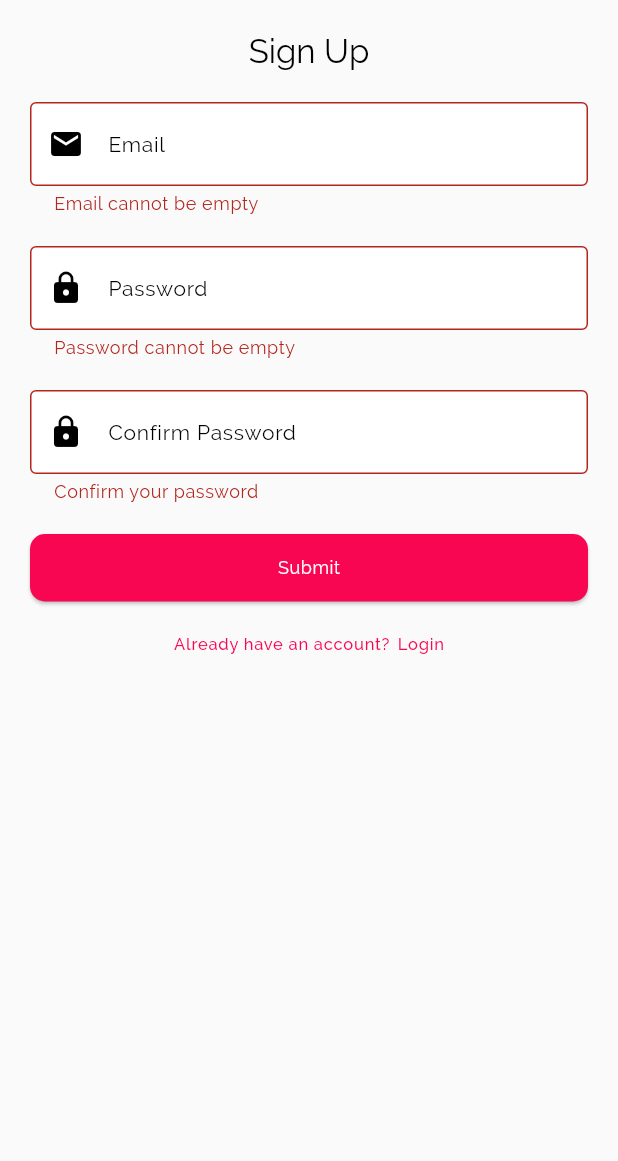
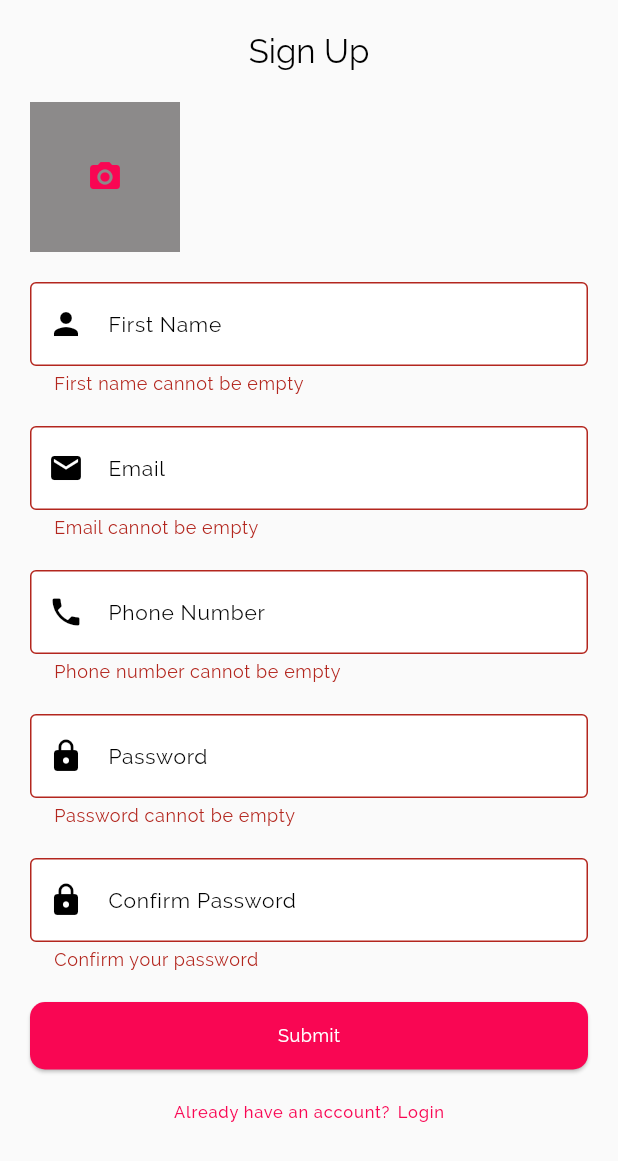
Before and after one commit to chh0871/MVP, a Flutter app: the RegisterPage screen opened by its route, after a tap on "Submit", on a phone screen of 412 x 824 dp. Shown: the top 1161 px of the screen. Run offline on Flutter 3.47's test engine with Material 3 defaults, Android fonts, the phone set to English and light mode, and no system bars; our stand-ins replace cloud_firestore, firebase_auth, firebase_core, firebase_storage, flutter_dotenv, fluttertoast and 3 more; accounts and stored records are empty.

Commit message:
completed create account functionality

```diff
--- a/lib/core/config/firestore_constants.dart
+++ b/lib/core/config/firestore_constants.dart
@@ -4,6 +4,7 @@ class FirestoreConstants {
   static const firstname = "firstname";
   static const email = "email";
   static const photoUrl = "photoUrl";
+  static const phone = "phone";
   static const id = "id";
   static const timestamp = "timestamp";
   static const createdAt = "createdAt";
--- a/lib/core/utils/validator.dart
+++ b/lib/core/utils/validator.dart
@@ -17,3 +17,37 @@ String? validateEmail(String? value) {
   }
   return null;
 }
+
+String? validateFirstName(String? value) {
+  if (value == null || value.isEmpty) {
+    return "First name cannot be empty";
+  }
+  if (value.length < 2) {
+    return "First name must be at least 2 characters";
+  }
+  if (!RegExp(r"^[a-zA-Z\s]+$").hasMatch(value)) {
+    return "First name can only contain letters and spaces";
+  }
+  return null;
+}
+
+String? validatePhoneNumber(String? value) {
+  if (value == null || value.isEmpty) {
+    return "Phone number cannot be empty";
+  }
+  RegExp regExp = RegExp(r"^(?:\+44|0)\d{9,10}$");
+  if (!regExp.hasMatch(value)) {
+    return "Please enter a valid UK phone number";
+  }
+  return null;
+}
+
+String? validateConfirmPassword(String? value, String? password) {
+  if (value == null || value.isEmpty) {
+    return "Confirm your password";
+  }
+  if (value != password) {
+    return "Passwords do not match";
+  }
+  return null;
+}
--- a/lib/features/register/register_model.dart
+++ b/lib/features/register/register_model.dart
@@ -1,6 +1,11 @@
+import 'dart:io';
+
 class RegisterRequest {
+  final String firstname;
   final String email;
+  final String phone;
   final String password;
+  final File? imageFile;
 
-  RegisterRequest({required this.email, required this.password});
+  RegisterRequest({required this.firstname, required this.email, required this.phone, required this.password, required this.imageFile});
 }
--- a/lib/features/register/register_viewmodel.dart
+++ b/lib/features/register/register_viewmodel.dart
@@ -1,3 +1,5 @@
+import 'dart:io';
+
 import 'package:cherry_mvp/features/register/register_model.dart';
 import 'package:cherry_mvp/features/register/register_repository.dart';
 import 'package:flutter/cupertino.dart';
@@ -18,18 +20,18 @@ class RegisterViewModel extends ChangeNotifier {
   final _log = Logger('RegisterViewModel');
 
 
-  Future<void> register(String email, String password) async {
+  Future<void> register(String firstName, String email, String phone, String password, File? image) async {
     _status = Status.loading;
     notifyListeners();
 
 
     try {
-      final result = await registerRepository.register(RegisterRequest(email: email, password: password));
+      final result = await registerRepository.register(RegisterRequest(firstname: firstName, email: email, phone: phone, password: password, imageFile: image));
       if (result.isSuccess) {
         _status = Status.success;
       } else {
         _status = Status.failure(result.error ?? "");
-        _log.warning('Login failed! ${result.error}');
+        _log.warning('Registration failed! ${result.error}');
       }
     } catch (e) {
       _status = Status.failure(e.toString());
--- a/lib/features/register/widgets/register_form.dart
+++ b/lib/features/register/widgets/register_form.dart
@@ -1,5 +1,8 @@
+import 'dart:io';
+
 import 'package:flutter/material.dart';
 import 'package:fluttertoast/fluttertoast.dart';
+import 'package:image_picker/image_picker.dart';
 import 'package:provider/provider.dart';
 import 'package:cherry_mvp/features/register/register_viewmodel.dart';
 import 'package:cherry_mvp/core/config/config.dart';
@@ -16,9 +19,25 @@ class RegisterForm extends StatefulWidget {
 
 class _RegisterFormState extends State<RegisterForm> {
   final _formKey = GlobalKey<FormState>();
+  final TextEditingController _firstNameController = TextEditingController();
   final TextEditingController _emailController = TextEditingController();
+  final TextEditingController _phoneNumberController = TextEditingController();
   final TextEditingController _passwordController = TextEditingController();
   final TextEditingController _confirmPasswordController = TextEditingController();
+  // Image picker controller
+  final ImagePicker _picker = ImagePicker();
+  File? _selectedImage;
+
+  // Function to pick an image
+  Future<void> _pickImage() async {
+    final XFile? pickedFile = await _picker.pickImage(source: ImageSource.gallery);
+    if (pickedFile != null) {
+      setState(() {
+        _selectedImage = File(pickedFile.path);
+      });
+    }
+  }
+
 
   @override
   Widget build(BuildContext context) {
@@ -43,18 +62,48 @@ class _RegisterFormState extends State<RegisterForm> {
             ),
             const SizedBox(height: 20),
 
+            // Image Picker
+            GestureDetector(
+              onTap: _pickImage,
+              child: _selectedImage == null
+                  ? Container(
+                height: 100,
+                width: 100,
+                color: AppColors.greyTextColor,
+                child: Center(child: Icon(Icons.camera_alt, color: AppColors.primary)),
+              )
+                  : Image.file(
+                _selectedImage!,
+                height: 100,
+                width: 100,
+                fit: BoxFit.cover,
+              ),
+            ),
+            const SizedBox(height: 20),
+
+            // FirstName Field
+            TextFormField(
+              controller: _firstNameController,
+              validator: validateFirstName,
+              decoration:
+              buildInputDecoration(hintText: 'First Name', icon: Icons.person),
+            ),
+            const SizedBox(height: 20),
+
             // Email Field
             TextFormField(
               controller: _emailController,
-              validator: (value) {
-                if (value!.isEmpty) return "Email cannot be empty";
-                if (!RegExp(r"^[a-zA-Z0-9+_.-]+@[a-zA-Z0-9.-]+\.[a-z]+$")
-                    .hasMatch(value)) {
-                  return "Please enter a valid email";
-                }
-                return null;
-              },
+              keyboardType: TextInputType.emailAddress,
+              validator: validateEmail,
               decoration: buildInputDecoration(hintText: 'Email', icon: Icons.email),
+            ),
+            const SizedBox(height: 20),
+
+            TextFormField(
+              controller: _phoneNumberController,
+              keyboardType: TextInputType.phone,
+              validator: validatePhoneNumber,
+              decoration: buildInputDecoration(hintText: 'Phone Number', icon: Icons.phone),
             ),
             const SizedBox(height: 20),
 
@@ -62,11 +111,7 @@ class _RegisterFormState extends State<RegisterForm> {
             TextFormField(
               controller: _passwordController,
               obscureText: true,
-              validator: (value) {
-                if (value!.isEmpty) return "Password cannot be empty";
-                if (value.length < 6) return "Password must be at least 6 characters";
-                return null;
-              },
+              validator: validatePassword,
               decoration:
               buildInputDecoration(hintText: 'Password', icon: Icons.lock),
             ),
@@ -76,13 +121,7 @@ class _RegisterFormState extends State<RegisterForm> {
             TextFormField(
               controller: _confirmPasswordController,
               obscureText: true,
-              validator: (value) {
-                if (value!.isEmpty) return "Confirm your password";
-                if (value != _passwordController.text) {
-                  return "Passwords do not match";
-                }
-                return null;
-              },
+              validator: (value) => validateConfirmPassword(value, _passwordController.text),
               decoration: buildInputDecoration(hintText: 'Confirm Password', icon: Icons.lock),
             ),
             const SizedBox(height: 20),
@@ -114,8 +153,11 @@ class _RegisterFormState extends State<RegisterForm> {
                       onPressed: () {
                         if (_formKey.currentState!.validate()) {
                           viewModel.register(
+                            _firstNameController.text,
                             _emailController.text,
+                            _phoneNumberController.text,
                             _passwordController.text,
+                            _selectedImage
                           );
                         }
                       },
```
Also changed, not shown: lib/core/utils/dependency.dart (+7 -0 lines), lib/features/register/register_repository.dart (+60 -8 lines), 1 other file.
